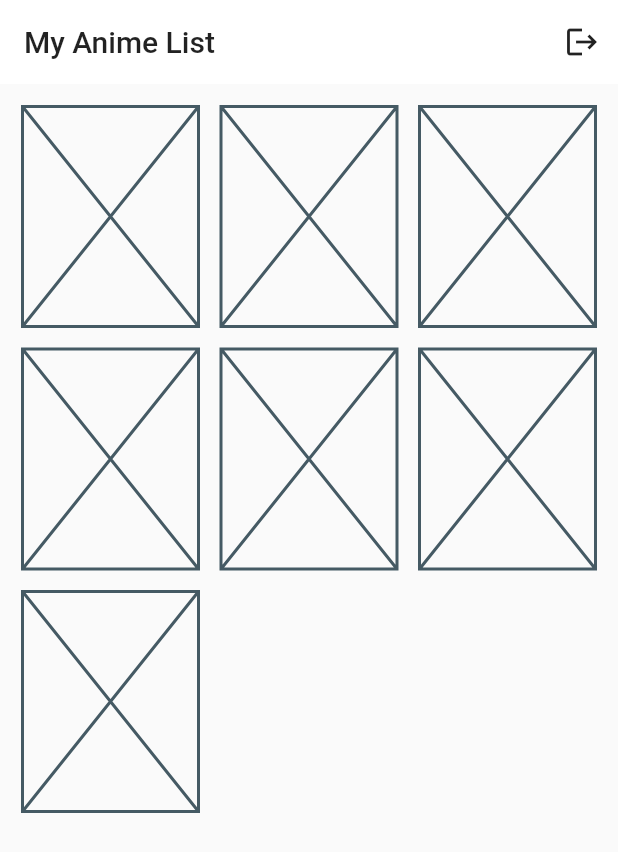
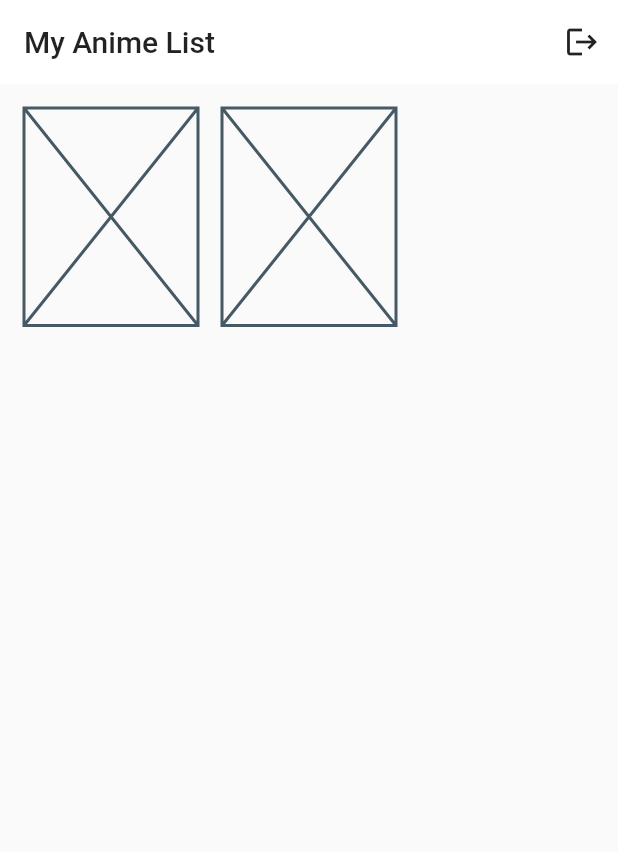
Before and after one commit to fandres51/playgrownd, a Flutter app: the screen it shows once a user with an empty profile is signed in, on a phone screen of 412 x 824 dp. Shown: the top 852 px of the screen. Run offline on Flutter 3.47's test engine with Material 2 defaults, Android fonts, the phone set to English and light mode, and no system bars; our stand-ins replace cloud_firestore, firebase_auth, firebase_core, go_router; accounts and stored records are empty.

Commit message:
bug fixing

```diff
--- a/flutter_pg/lib/main.dart
+++ b/flutter_pg/lib/main.dart
@@ -1,7 +1,7 @@
 // import 'package:firebase_ui_auth/firebase_ui_auth.dart';
 import 'package:flutter/material.dart';
 import 'package:flutter_pg/models/custom_user.dart';
-import 'package:flutter_pg/pages/my_router.dart';
+import 'package:flutter_pg/my_router.dart';
 import 'package:firebase_core/firebase_core.dart';
 import 'package:flutter_pg/services/auth.dart';
 import 'package:provider/provider.dart';
--- /dev/null
+++ b/flutter_pg/lib/models/anime.dart
@@ -0,0 +1,20 @@
+class Anime {
+  String name = '';
+  int numEpisodes = 0;
+  bool onAir = true;
+  String imgUrl = '';
+
+  Anime(
+      {required this.name,
+      required this.numEpisodes,
+      required this.onAir,
+      required this.imgUrl});
+
+  static fromMap(Map<String, dynamic> data) {
+    return Anime(
+        name: data['name'],
+        numEpisodes: data['num_episodes'],
+        onAir: data['on_air'],
+        imgUrl: data['img_url']);
+  }
+}
--- a/flutter_pg/lib/models/custom_user.dart
+++ b/flutter_pg/lib/models/custom_user.dart
@@ -1,4 +1,8 @@
 class CustomUser {
   final String uid;
+  String? email = '';
+  String? displayName = '';
+  String? photoURL = '';
   CustomUser({required this.uid});
+  CustomUser.info({required this.uid, this.email, this.displayName, this.photoURL});
 }
--- a/flutter_pg/lib/pages/my_router.dart
+++ b/flutter_pg/lib/my_router.dart
@@ -10,7 +10,7 @@ _router(user) => GoRouter(routes: [
       GoRoute(
         name: 'Home',
         path: '/',
-        builder: (context, state) => HomePage(),
+        builder: (context, state) => const HomePage(),
         redirect: (context, state) => user != null ? '/' : '/login',
       ),
       GoRoute(
--- a/flutter_pg/lib/pages/home_page.dart
+++ b/flutter_pg/lib/pages/home_page.dart
@@ -2,16 +2,18 @@ import 'package:flutter/material.dart';
 import 'package:flutter_pg/services/auth.dart';
 
 // ignore: must_be_immutable
-class HomePage extends StatelessWidget {
-  HomePage({super.key});
-  // final AuthService _auth = AuthService();
+class HomePage extends StatefulWidget {
+  const HomePage({super.key});
 
   @override
-  Widget build(BuildContext context) {
-    return Scaffold(body: mainScreen);
+  State<HomePage> createState() => _HomePageState();
 }
 
-  CustomScrollView mainScreen = CustomScrollView(slivers: [
+class _HomePageState extends State<HomePage> {
+  @override
+  Widget build(BuildContext context) {
+    return Scaffold(
+        body: CustomScrollView(slivers: [
       SliverAppBar(
         title: const Text(
           'My Anime List',
@@ -31,38 +33,18 @@ class HomePage extends StatelessWidget {
         backgroundColor: Colors.white,
       ),
       SliverPadding(
-      padding: const EdgeInsets.all(15),
+        padding: const EdgeInsets.all(16),
         sliver: SliverGrid.count(
           crossAxisCount: 3,
           childAspectRatio: 0.8,
-          crossAxisSpacing: 15,
-          mainAxisSpacing: 15,
+          crossAxisSpacing: 16,
+          mainAxisSpacing: 16,
           children: const [
             Placeholder(),
             Placeholder(),
-            Placeholder(),
-            Placeholder(),
-            Placeholder(),
-            Placeholder(),
-            Placeholder(),
-          ]),
+          ]
         )
-  ]);
-}
-
-class AnimeCard extends StatelessWidget {
-  final String imageUrl;
-  const AnimeCard({super.key, required this.imageUrl});
-
-  @override
-  Widget build(BuildContext context) {
-    return Container(
-      decoration: BoxDecoration(
-        image: DecorationImage(
-          image: NetworkImage(imageUrl),
-          fit: BoxFit.cover,
-        ),
-      ),
-    );
+      )
+    ]));
   }
 }
```
Also changed, not shown: flutter_pg/lib/services/firestore.dart (added, +30 -0 lines), flutter_pg/lib/widgets/anime_card.dart (added, +18 -0 lines), flutter_pg/lib/widgets/animes_grid_list.dart (added, +23 -0 lines). Lines whose indentation alone changed are shown as unchanged.
